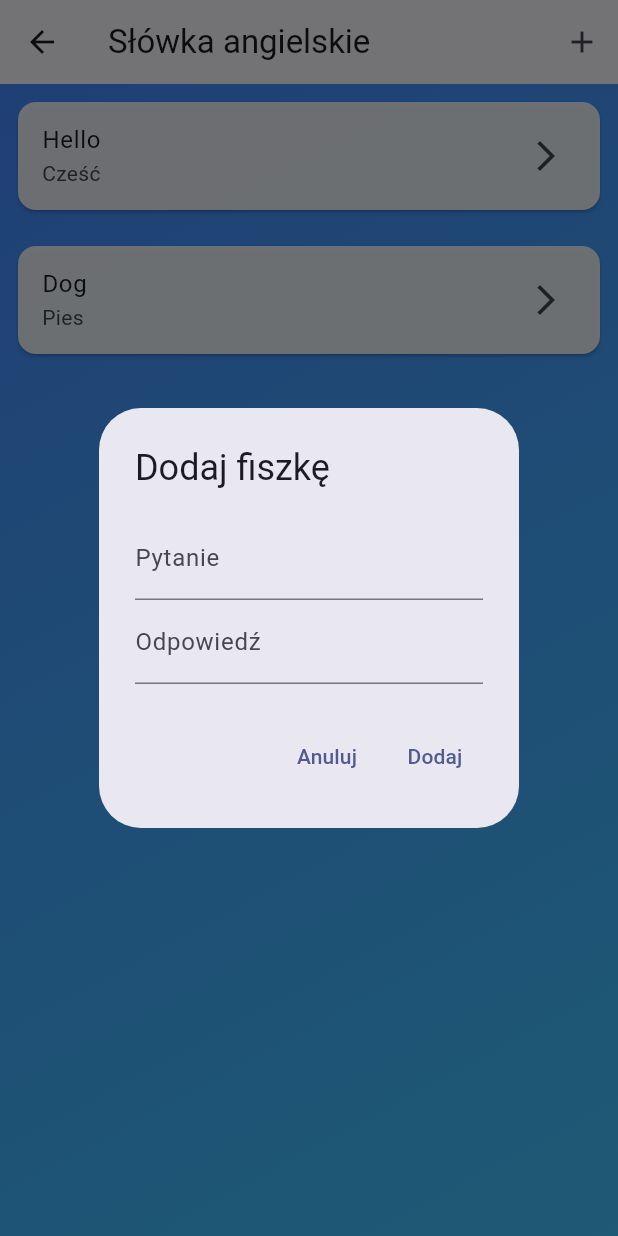
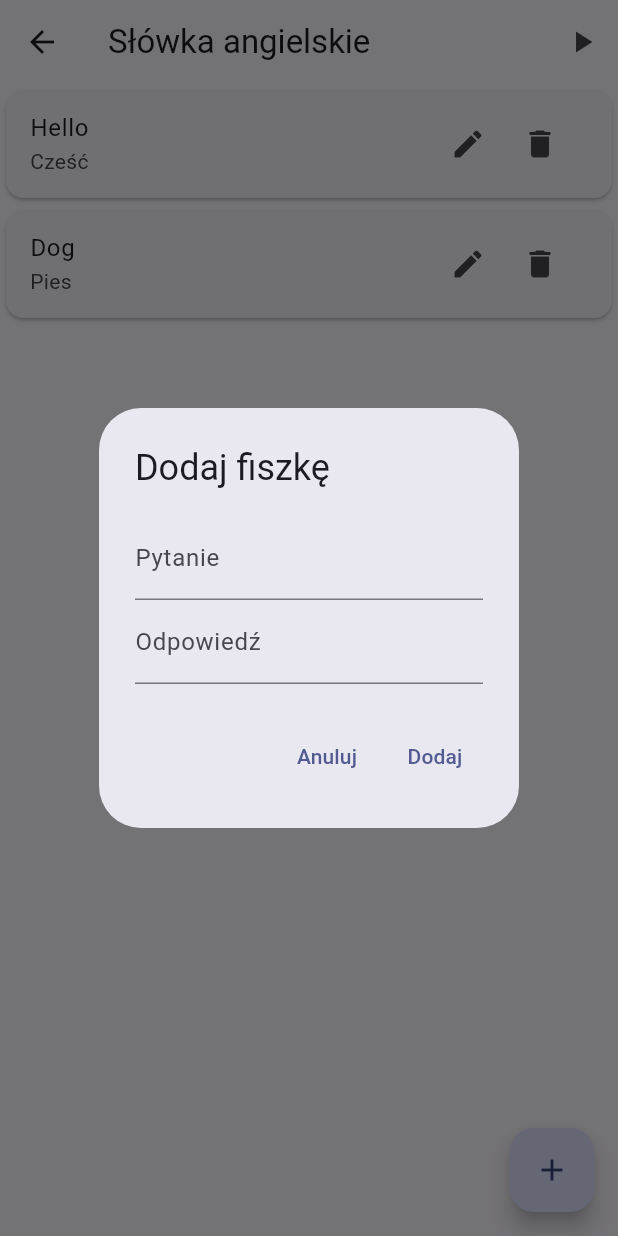
Before and after one commit to RuDziiiK/Flashcards-Plus, a Flutter app: the FlashcardListScreen screen opened directly with sample values from the repository, after a tap on the "add" icon, on a phone screen of 412 x 824 dp. Run offline on Flutter 3.47's test engine with Material 3 defaults, Android fonts, the phone set to English and light mode, and no system bars.

Commit message:
Edycja i usuwanie fiszek
Działa tylko lokalnie bo nie ma bazy danych

```diff
--- a/lib/screens/category_screen.dart
+++ b/lib/screens/category_screen.dart
@@ -24,6 +24,7 @@ class _CategoryScreenState extends State<CategoryScreen> {
       context: context,
       builder: (context) => AlertDialog(
         title: const Text("Dodaj kategorię"),
+        backgroundColor: Colors.blueAccent,
         content: TextField(
           controller: controller,
           decoration: const InputDecoration(labelText: "Nazwa kategorii"),
--- a/lib/screens/flashcard_list_screen.dart
+++ b/lib/screens/flashcard_list_screen.dart
@@ -13,23 +13,25 @@ class FlashcardListScreen extends StatefulWidget {
 }
 
 class _FlashcardListScreenState extends State<FlashcardListScreen> {
-  void _addFlashcard() {
-    TextEditingController questionCtrl = TextEditingController();
-    TextEditingController answerCtrl = TextEditingController();
+
+  void _editFlashcard(int index) {
+    final card = widget.category.cards[index];
+    TextEditingController q = TextEditingController(text: card.question);
+    TextEditingController a = TextEditingController(text: card.answer);
 
     showDialog(
       context: context,
-      builder: (_) => AlertDialog(
-        title: const Text("Dodaj fiszkę"),
+      builder: (context) => AlertDialog(
+        title: const Text("Edytuj fiszkę"),
         content: Column(
           mainAxisSize: MainAxisSize.min,
           children: [
             TextField(
-              controller: questionCtrl,
+              controller: q,
               decoration: const InputDecoration(labelText: "Pytanie"),
             ),
             TextField(
-              controller: answerCtrl,
+              controller: a,
               decoration: const InputDecoration(labelText: "Odpowiedź"),
             ),
           ],
@@ -41,18 +43,82 @@ class _FlashcardListScreenState extends State<FlashcardListScreen> {
           ),
           TextButton(
             onPressed: () {
-              if (questionCtrl.text.isNotEmpty &&
-                  answerCtrl.text.isNotEmpty) {
               setState(() {
-                  widget.category.cards.add(
-                    Flashcard(
-                      question: questionCtrl.text,
-                      answer: answerCtrl.text,
-                    ),
+                widget.category.cards[index] = Flashcard(
+                  question: q.text,
+                  answer: a.text,
                 );
               });
               Navigator.pop(context);
+            },
+            child: const Text("Zapisz"),
+          ),
+        ],
+      ),
+    );
   }
+
+  void _deleteFlashcard(int index) {
+    showDialog(
+      context: context,
+      builder: (context) => AlertDialog(
+        title: const Text("Usuń fiszkę"),
+        content: const Text("Czy na pewno chcesz usunąć tę fiszkę?"),
+        actions: [
+          TextButton(
+            onPressed: () => Navigator.pop(context),
+            child: const Text("Anuluj"),
+          ),
+          TextButton(
+            onPressed: () {
+              setState(() {
+                widget.category.cards.removeAt(index);
+              });
+              Navigator.pop(context);
+            },
+            child: const Text("Usuń"),
+          ),
+        ],
+      ),
+    );
+  }
+
+  void _addFlashcard() {
+    TextEditingController q = TextEditingController();
+    TextEditingController a = TextEditingController();
+
+    showDialog(
+      context: context,
+      builder: (context) => AlertDialog(
+        title: const Text("Dodaj fiszkę"),
+        content: Column(
+          mainAxisSize: MainAxisSize.min,
+          children: [
+            TextField(
+              controller: q,
+              decoration: const InputDecoration(labelText: "Pytanie"),
+            ),
+            TextField(
+              controller: a,
+              decoration: const InputDecoration(labelText: "Odpowiedź"),
+            ),
+          ],
+        ),
+        actions: [
+          TextButton(
+            onPressed: () => Navigator.pop(context),
+            child: const Text("Anuluj"),
+          ),
+          TextButton(
+            onPressed: () {
+              if (q.text.isNotEmpty && a.text.isNotEmpty) {
+                setState(() {
+                  widget.category.cards.add(
+                    Flashcard(question: q.text, answer: a.text),
+                  );
+                });
+              }
+              Navigator.pop(context);
             },
             child: const Text("Dodaj"),
           ),
@@ -68,45 +134,51 @@ class _FlashcardListScreenState extends State<FlashcardListScreen> {
         title: Text(widget.category.name),
         actions: [
           IconButton(
-            icon: const Icon(Icons.add),
-            onPressed: _addFlashcard,
+            icon: const Icon(Icons.play_arrow),
+            onPressed: () {
+              Navigator.push(
+                context,
+                MaterialPageRoute(
+                  builder: (context) =>
+                      LearningScreen(cards: widget.category.cards),
+                ),
+              );
+            },
           )
         ],
       ),
-      body: Container(
-        decoration: const BoxDecoration(
-          gradient: LinearGradient(
-            colors: [Colors.blueAccent, Colors.lightBlueAccent],
-            begin: Alignment.topLeft,
-            end: Alignment.bottomRight,
+
+      floatingActionButton: FloatingActionButton(
+        onPressed: _addFlashcard,
+        child: const Icon(Icons.add),
       ),
-        ),
-        child: ListView.builder(
+
+      body: ListView.builder(
         itemCount: widget.category.cards.length,
-          itemBuilder: (_, index) {
+        itemBuilder: (context, index) {
           final card = widget.category.cards[index];
+
           return Card(
-              margin: const EdgeInsets.all(12),
-              color: Colors.white.withOpacity(0.9),
             child: ListTile(
               title: Text(card.question),
               subtitle: Text(card.answer),
-                trailing: const Icon(Icons.arrow_forward_ios),
-                onTap: () {
-                  Navigator.push(
-                    context,
-                    MaterialPageRoute(
-                      builder: (_) => LearningScreen(
-                        cards: widget.category.cards,
+              trailing: Row(
+                mainAxisSize: MainAxisSize.min,
+                children: [
+                  IconButton(
+                    icon: const Icon(Icons.edit),
+                    onPressed: () => _editFlashcard(index),
+                  ),
+                  IconButton(
+                    icon: const Icon(Icons.delete),
+                    onPressed: () => _deleteFlashcard(index),
+                  ),
+                ],
               ),
             ),
           );
         },
       ),
     );
-          },
-        ),
-      ),
-    );
   }
 }
```
Lines whose indentation alone changed are shown as unchanged.
